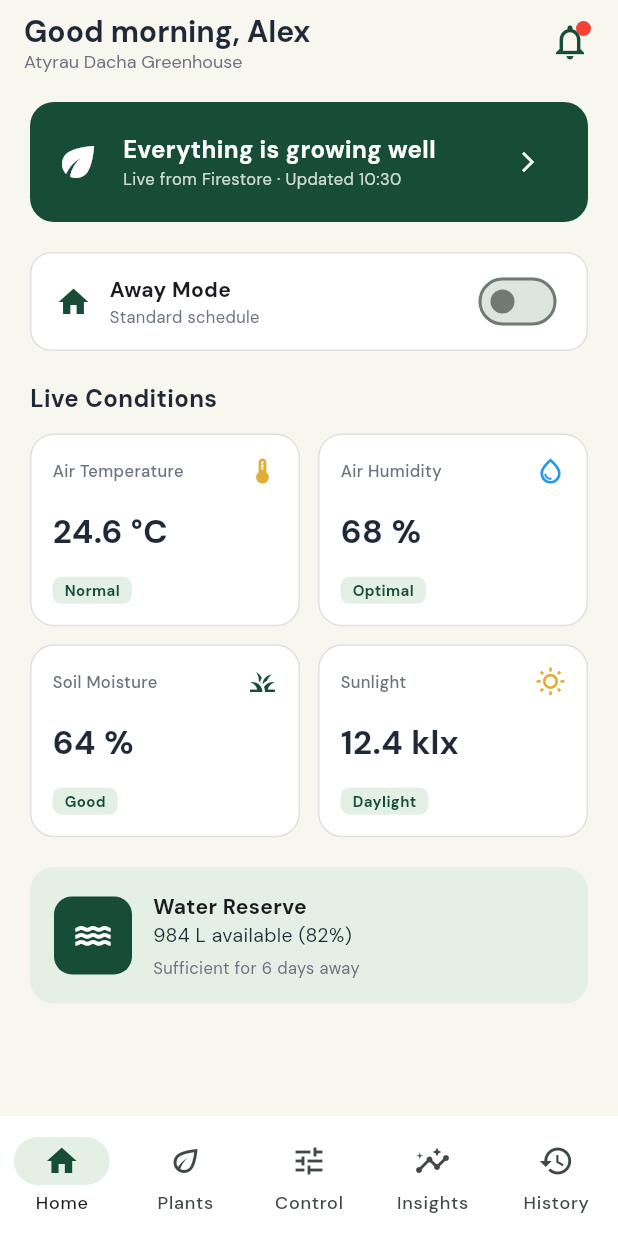
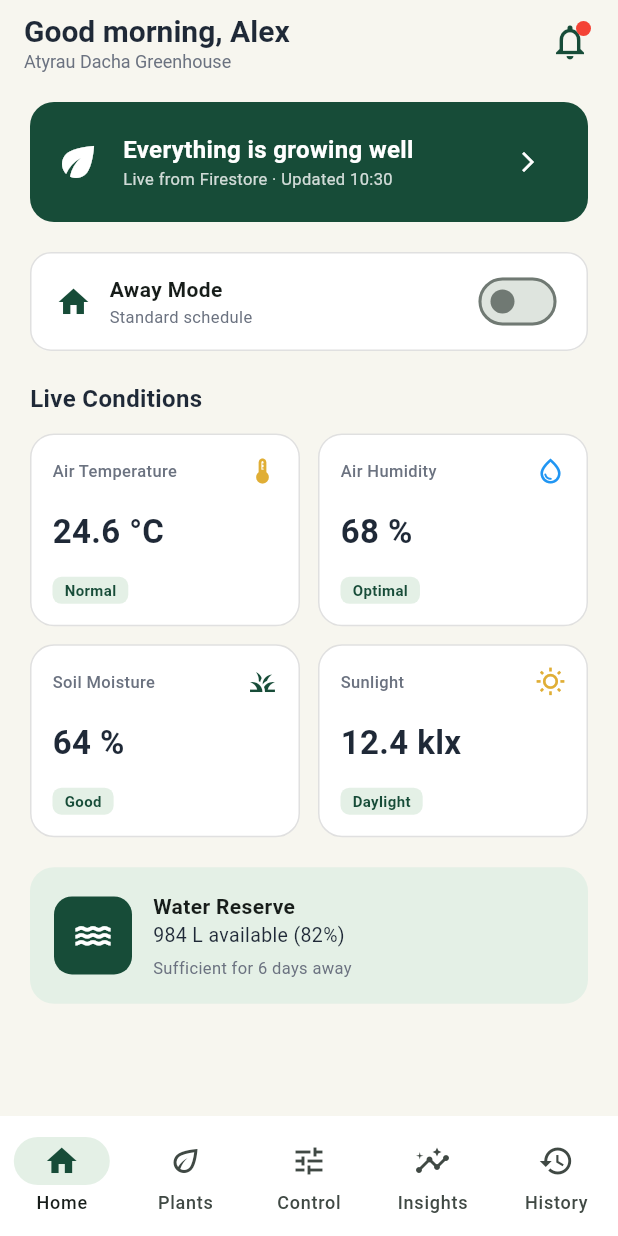
Before and after one commit to sususupernova25/SmartGreen, a Flutter app: the screen it shows after launch, on a phone screen of 412 x 824 dp. Run offline on Flutter 3.47's test engine with Material 3 defaults, Android fonts, the phone set to English and light mode, and no system bars; our stand-ins replace cloud_firestore, firebase_core; accounts and stored records are empty.

Commit message:
Fix font compilation compatibility and clean web build

```diff
--- a/lib/main.dart
+++ b/lib/main.dart
@@ -1,6 +1,5 @@
 import 'package:flutter/material.dart';
 import 'package:firebase_core/firebase_core.dart';
-import 'package:google_fonts/google_fonts.dart';
 
 import 'theme/app_colors.dart';
 import 'screens/home_screen.dart';
@@ -37,7 +36,7 @@ class SmartGreenApp extends StatelessWidget {
           primary: AppColors.primaryGreen,
           surface: AppColors.creamBackground,
         ),
-        textTheme: GoogleFonts.dmSansTextTheme(Theme.of(context).textTheme),
+        fontFamily: 'DM Sans',
       ),
       home: const MainNavigationShell(),
     );
--- a/pubspec.yaml
+++ b/pubspec.yaml
@@ -36,7 +36,6 @@ dependencies:
   cupertino_icons: ^1.0.8
   firebase_core: ^5.2.0
   cloud_firestore: ^7.2.0
-  google_fonts: 6.2.1
 
 dev_dependencies:
   flutter_test:
```
